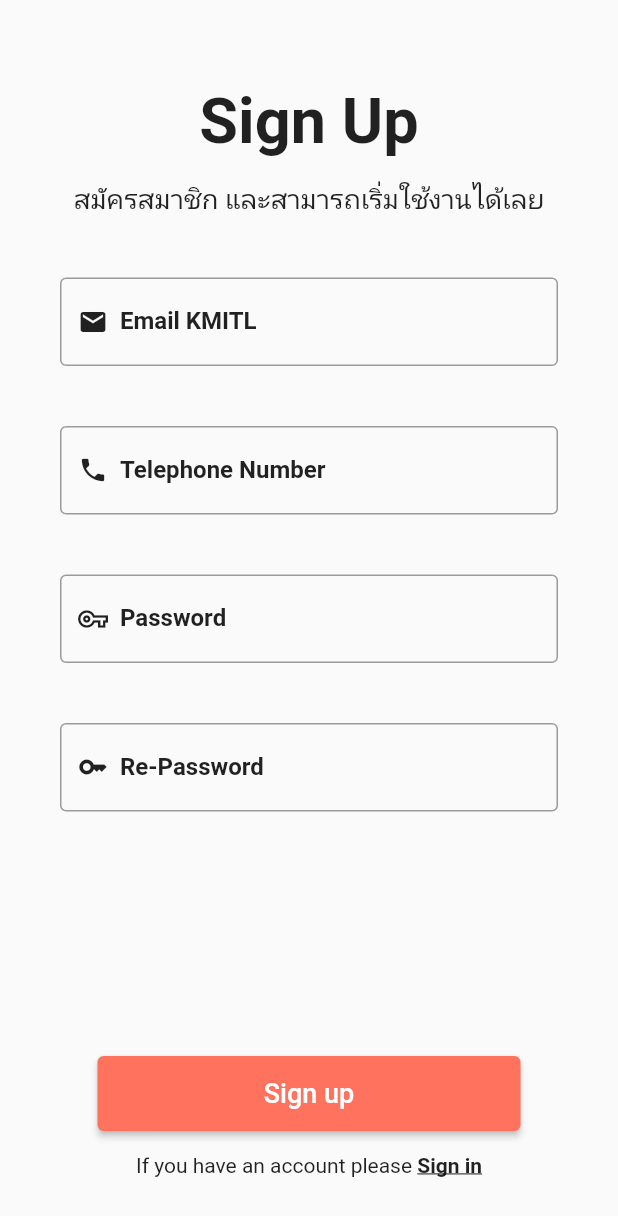
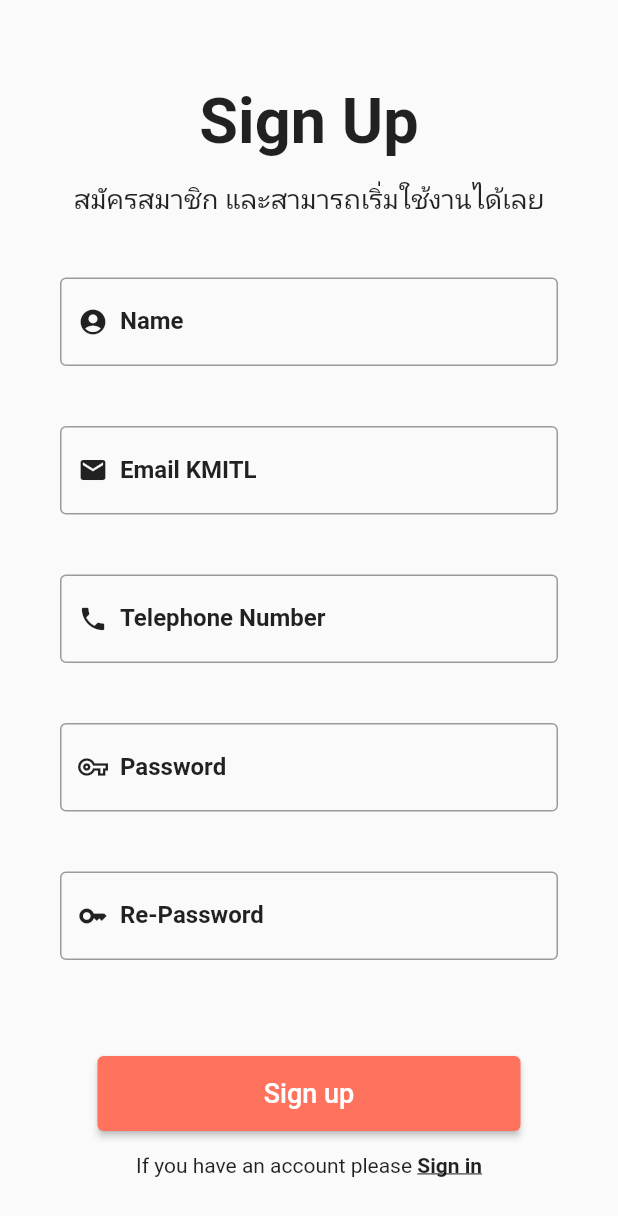
Before and after one commit to Mini-Mark/Go_Together, a Flutter app: the Register screen opened by its route, on a phone screen of 412 x 824 dp. Shown: the top 1216 px of the screen. Run offline on Flutter 3.47's test engine with Material 2 defaults, Android fonts, the phone set to English and light mode, and no system bars.

Commit message:
(Update) Home & Register

```diff
--- a/go_together/lib/register.dart
+++ b/go_together/lib/register.dart
@@ -35,6 +35,32 @@ class Register extends StatelessWidget {
                 child: Column(
                   mainAxisAlignment: MainAxisAlignment.center,
                   children: [
+                    SizedBox(height: 40),
+                    TextField(
+                      decoration: InputDecoration(
+                          focusedBorder: OutlineInputBorder(),
+                          border: OutlineInputBorder(),
+                          label: Row(
+                            mainAxisSize: MainAxisSize.min,
+                            children: [
+                              Padding(
+                                padding: EdgeInsets.only(right: 8.0),
+                                child: Icon(
+                                  Icons.account_circle,
+                                  size: 20,
+                                  color: Colors.black87,
+                                ),
+                              ),
+                              Text(
+                                "Name",
+                                style: TextStyle(
+                                  fontWeight: FontWeight.bold,
+                                  color: Colors.black87,
+                                ),
+                              )
+                            ],
+                          )),
+                    ),
                     SizedBox(height: 40),
                     TextField(
                       decoration: InputDecoration(
```
Also changed, not shown: go_together/lib/home.dart (+28 -7 lines).
